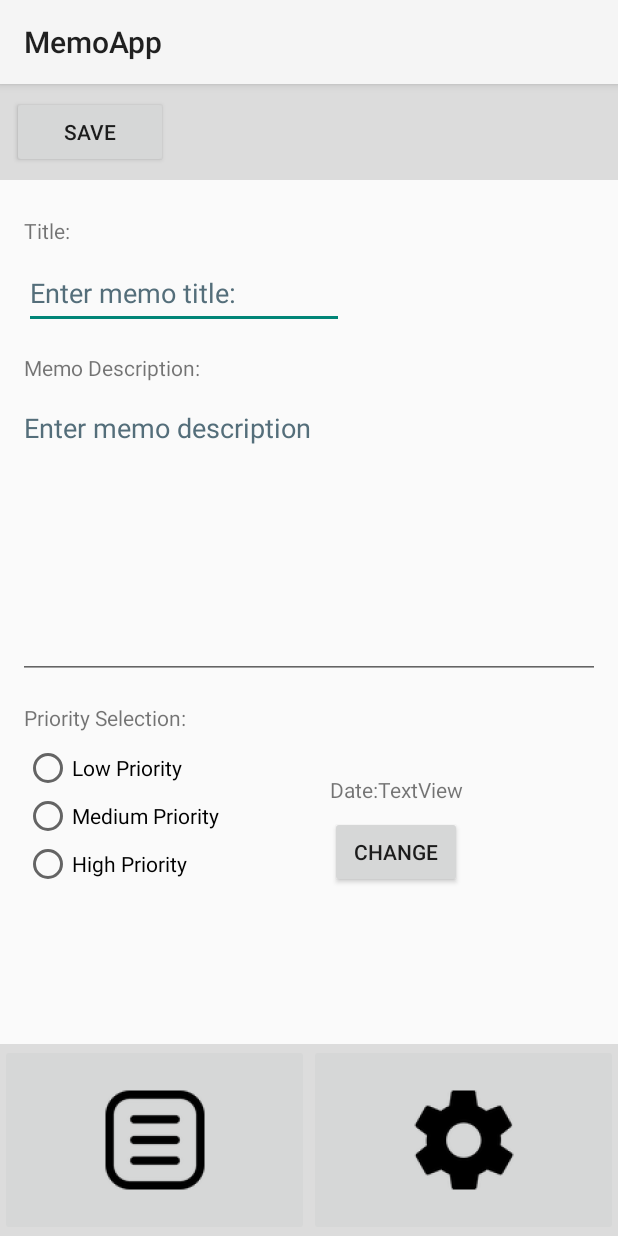
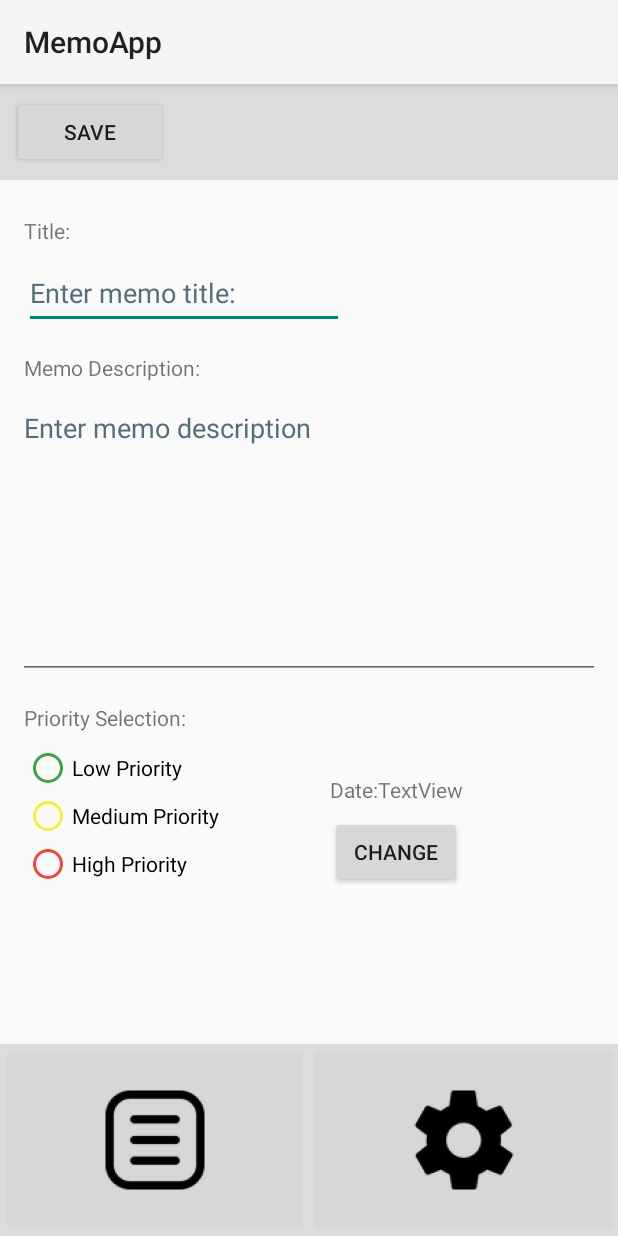
Before and after one commit to omarumustafa/NotesMemo, an Android app: the screen it shows after launch (MainActivity), on a phone screen of 412 x 824 dp. Run offline under Robolectric (Android 15) with nearby library versions, the phone set to English and light mode, and no system bars.

Commit message:
radio buttons are now color coded

```diff
--- a/app/src/main/java/com/example/memoapp/MainActivity.java
+++ b/app/src/main/java/com/example/memoapp/MainActivity.java
@@ -1,6 +1,8 @@
 package com.example.memoapp;
 
+import android.content.res.ColorStateList;
 import android.os.Bundle;
+import android.widget.RadioButton;
 
 import androidx.activity.EdgeToEdge;
 import androidx.appcompat.app.AppCompatActivity;
@@ -9,19 +11,30 @@ import androidx.core.view.ViewCompat;
 import androidx.core.view.WindowInsetsCompat;
 
 public class MainActivity extends AppCompatActivity {
-    private static final String TAG = "MainActivity";
-
-    private static final String Tag = "MainActivityHelper";
 
     @Override
     protected void onCreate(Bundle savedInstanceState) {
         super.onCreate(savedInstanceState);
         EdgeToEdge.enable(this);
         setContentView(R.layout.activity_main);
+
+        setRadioButtonColor();
+
         ViewCompat.setOnApplyWindowInsetsListener(findViewById(R.id.main), (v, insets) -> {
             Insets systemBars = insets.getInsets(WindowInsetsCompat.Type.systemBars());
             v.setPadding(systemBars.left, systemBars.top, systemBars.right, systemBars.bottom);
             return insets;
         });
     }
+
+    private void setRadioButtonColor() {
+        RadioButton radioButton = findViewById(R.id.radioButtonLow);
+        radioButton.setButtonTintList(ColorStateList.valueOf(getResources().getColor(R.color.green)));
+
+        radioButton = findViewById(R.id.radioButtonMedium);
+        radioButton.setButtonTintList(ColorStateList.valueOf(getResources().getColor(R.color.yellow)));
+
+        radioButton = findViewById(R.id.radioButtonHigh);
+        radioButton.setButtonTintList(ColorStateList.valueOf(getResources().getColor(R.color.red)));
+    }
 }
--- a/app/src/main/res/values/colors.xml
+++ b/app/src/main/res/values/colors.xml
@@ -3,5 +3,7 @@
     <color name="black">#FF000000</color>
     <color name="white">#FFFFFFFF</color>
     <color name="grey">	#DCDCDC</color>
-    <color name="lowcolor">#43A047</color>
+    <color name="green">#43A047</color>
+    <color name="yellow">#FFEB3B</color>
+    <color name="red">#F44336</color>
 </resources>
```
